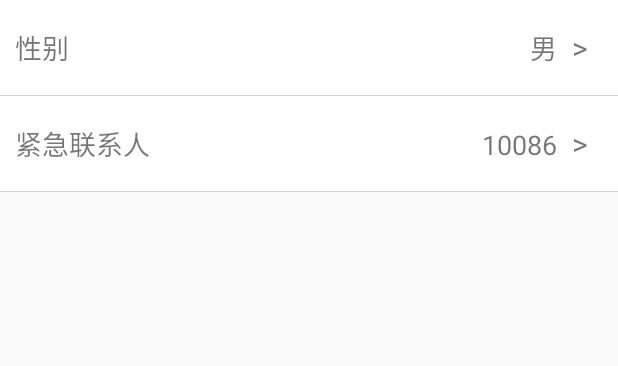
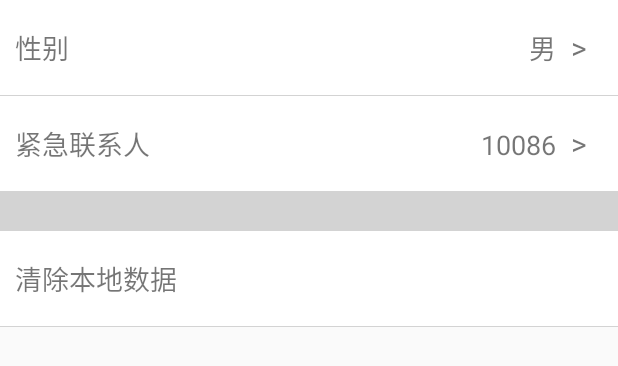
Before and after one commit to nuaa-meizizi/APP, an Android app: the layout fragment_my_setting.xml on its own in the app's theme, with its tools: preview values and no code run, on a phone screen of 412 x 824 dp. Shown: the top 366 px of the screen. Run offline under Robolectric (Android 15) with nearby library versions, the phone set to English and light mode, and no system bars.

Commit message:
清除本地数据

```diff
--- a/app/src/main/java/com/scy/health/util/BlueTooth.java
+++ b/app/src/main/java/com/scy/health/util/BlueTooth.java
@@ -193,7 +193,7 @@ public class BlueTooth {
                         }
                         //String s = new String(buf_data);
                         cache.append(new String(buf_data));        //拼接
-                        Log.e(TAG, "run: "+cache );
+//                        Log.e(TAG, "run: "+cache );
                         if (cache.indexOf("{")!=-1)
                             start = cache.indexOf("{");
                         if (cache.indexOf("}")!=-1) {
--- a/app/src/main/res/layout/fragment_my_setting.xml
+++ b/app/src/main/res/layout/fragment_my_setting.xml
@@ -78,6 +78,24 @@
             </TableRow>
             <View
                 android:layout_width="fill_parent"
+                android:layout_height="40px"
+                android:background="@color/LightGrey"  />
+            <TableRow
+                android:id="@+id/trclear"
+                android:clickable="true"
+                android:layout_marginTop="18dp"
+                android:layout_marginBottom="18dp">
+
+                <TextView
+                    android:layout_width="match_parent"
+                    android:layout_height="wrap_content"
+                    android:layout_marginLeft="10dp"
+                    android:text="清除本地数据"
+                    android:textSize="18dp" />
+
+            </TableRow>
+            <View
+                android:layout_width="fill_parent"
                 android:layout_height="1px"
                 android:background="@color/LightGrey"  />
         </TableLayout>
```
Also changed, not shown: app/src/main/java/com/scy/health/AsyncTasks/GetBlueToothDataTask.java (+34 -33 lines), app/src/main/java/com/scy/health/AsyncTasks/LocalReadDataTask.java (+4 -5 lines), app/src/main/java/com/scy/health/fragment/MySetting.java (+12 -2 lines).
